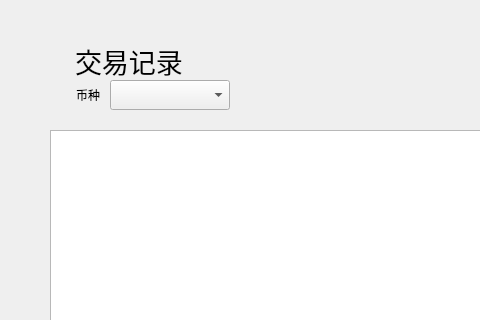
This is transfer/transferrecordwidget.ui in HcashOrg/hx-indicator as Qt 5 draws it before an edit; both pictures show x 0 to 480 and y 0 to 320 of the 770 by 530 pixel window. The edited form follows.
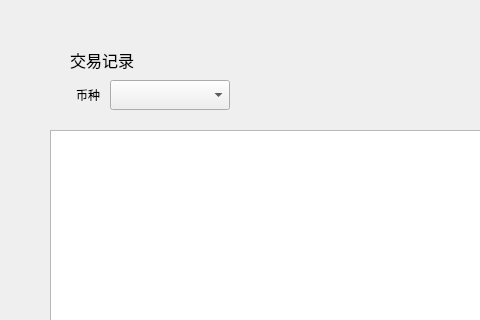
This is the edited form.

Patch:
```diff
--- a/transfer/transferrecordwidget.ui
+++ b/transfer/transferrecordwidget.ui
@@ -149,16 +149,16 @@
   <widget class="QLabel" name="label_2">
    <property name="geometry">
     <rect>
-     <x>75</x>
-     <y>40</y>
+     <x>70</x>
+     <y>50</y>
      <width>121</width>
-     <height>41</height>
+     <height>20</height>
     </rect>
    </property>
    <property name="font">
     <font>
      <family>Microsoft JhengHei UI</family>
-     <pointsize>20</pointsize>
+     <pointsize>12</pointsize>
     </font>
    </property>
    <property name="text">
```
Left out of the diff: 2 changed lines with no effect on the pictures.
